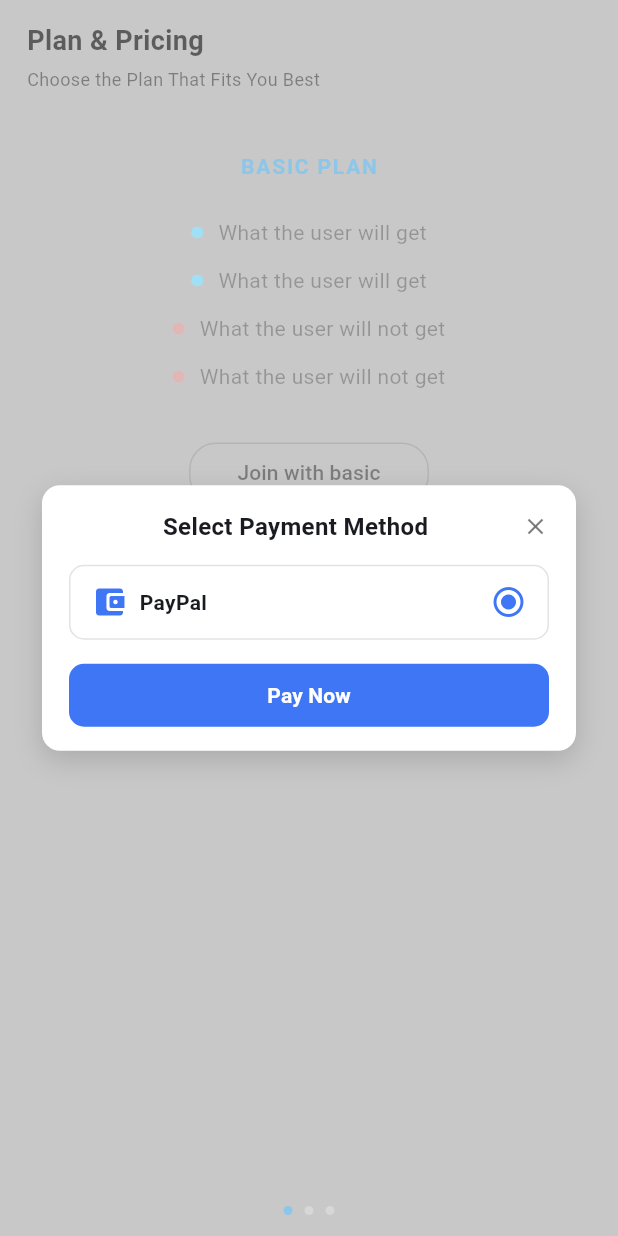
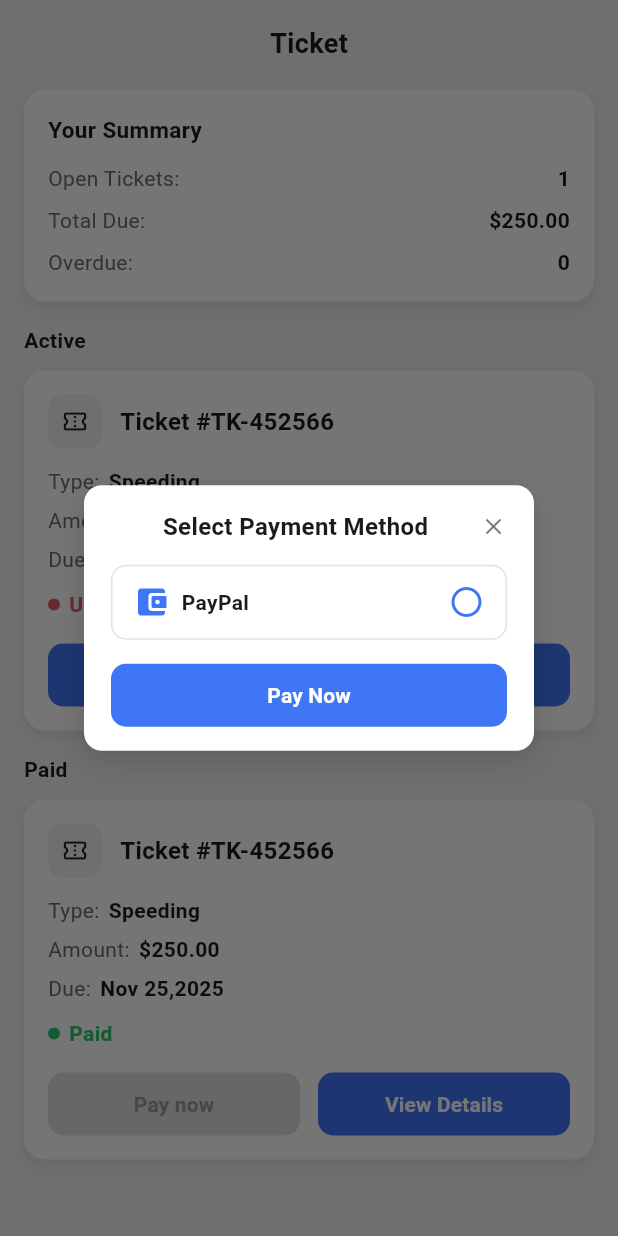
Before and after one commit to MKhalidHossain/bighustle, a Flutter app: the TicketScreen screen opened by its route, after a tap on "Pay now", on a phone screen of 412 x 824 dp. Run offline on Flutter 3.47's test engine with Material 3 defaults, Android fonts, the phone set to English and light mode, and no system bars; our stand-ins replace dartz, dio, flutter_secure_storage, get, image_picker, socket_io_client and 1 more; accounts and stored records are empty.

Commit message:
fix up radio button

```diff
--- a/lib/main.dart
+++ b/lib/main.dart
@@ -110,8 +110,8 @@ class MyApp extends StatelessWidget {
             return MaterialPageRoute(
               builder: (_) => const TicketNotificationScreen(),
             );
-          case AppRoutes.planPricing:
-            return MaterialPageRoute(builder: (_) => const PlanPricingScreen());
+          // case AppRoutes.planPricing:
+          //   return MaterialPageRoute(builder: (_) => const PlanPricingScreen());
           case AppRoutes.planPricingDetails:
             return MaterialPageRoute(
               builder: (_) => const PlanPricingDetailsScreen(),
--- a/lib/moduls/ticket/presentation/screen/plan_pricing_screen.dart
+++ b/lib/moduls/ticket/presentation/screen/plan_pricing_screen.dart
@@ -1,148 +1,148 @@
-import 'package:flutter/material.dart';
+// import 'package:flutter/material.dart';
 
-import '../../../../core/constants/app_routes.dart';
-import '../widget/payment_method_dialog.dart';
+// import '../../../../core/constants/app_routes.dart';
+// import '../widget/payment_method_dialog.dart';
 
-class PlanPricingScreen extends StatefulWidget {
-  const PlanPricingScreen({super.key});
+// class PlanPricingScreen extends StatefulWidget {
+//   const PlanPricingScreen({super.key});
 
-  @override
-  State<PlanPricingScreen> createState() => _PlanPricingScreenState();
-}
+//   @override
+//   State<PlanPricingScreen> createState() => _PlanPricingScreenState();
+// }
 
-class _PlanPricingScreenState extends State<PlanPricingScreen> {
-  bool _paypalSelected = true;
+// class _PlanPricingScreenState extends State<PlanPricingScreen> {
+//   bool _paypalSelected = true;
 
-  @override
-  Widget build(BuildContext context) {
-    return Scaffold(
-      backgroundColor: const Color(0xFFC8C8C8),
-      body: Stack(
-        children: [
-          SafeArea(
-            child: Padding(
-              padding: const EdgeInsets.symmetric(horizontal: 18, vertical: 14),
-              child: Column(
-                crossAxisAlignment: CrossAxisAlignment.start,
-                children: [
-                  const Text(
-                    'Plan & Pricing',
-                    style: TextStyle(fontSize: 18, fontWeight: FontWeight.w600, color: Colors.black54),
-                  ),
-                  const SizedBox(height: 4),
-                  const Text(
-                    'Choose the Plan That Fits You Best',
-                    style: TextStyle(fontSize: 12, color: Colors.black38),
-                  ),
-                  const SizedBox(height: 40),
-                  Expanded(
-                    child: Column(
-                      children: [
-                        const Text(
-                          'BASIC PLAN',
-                          style: TextStyle(
-                            color: Color(0xFF8DC6E9),
-                            fontWeight: FontWeight.w600,
-                            letterSpacing: 1.2,
-                          ),
-                        ),
-                        const SizedBox(height: 18),
-                        const _PlanBullet(text: 'What the user will get', dotColor: Color(0xFF9FE0F5)),
-                        const _PlanBullet(text: 'What the user will get', dotColor: Color(0xFF9FE0F5)),
-                        const _PlanBullet(text: 'What the user will not get', dotColor: Color(0xFFE3B6B6)),
-                        const _PlanBullet(text: 'What the user will not get', dotColor: Color(0xFFE3B6B6)),
-                        const SizedBox(height: 24),
-                        SizedBox(
-                          width: 160,
-                          child: OutlinedButton(
-                            onPressed: () {},
-                            style: OutlinedButton.styleFrom(
-                              side: const BorderSide(color: Color(0xFFB5B5B5)),
-                              foregroundColor: Colors.black38,
-                              shape: RoundedRectangleBorder(
-                                borderRadius: BorderRadius.circular(18),
-                              ),
-                            ),
-                            child: const Text('Join with basic'),
-                          ),
-                        ),
-                        const Spacer(),
-                        Row(
-                          mainAxisAlignment: MainAxisAlignment.center,
-                          children: [
-                            _Dot(isActive: true),
-                            _Dot(isActive: false),
-                            _Dot(isActive: false),
-                          ],
-                        ),
-                      ],
-                    ),
-                  ),
-                ],
-              ),
-            ),
-          ),
-          PaymentMethodDialog(
-            isSelected: _paypalSelected,
-            onSelect: () => setState(() => _paypalSelected = !_paypalSelected),
-            onClose: () {},
-            onPay: () => Navigator.of(context).pushNamed(
-              AppRoutes.planPricingDetails,
-            ),
-          ),
-        ],
-      ),
-    );
-  }
-}
+//   @override
+//   Widget build(BuildContext context) {
+//     return Scaffold(
+//       backgroundColor: const Color(0xFFC8C8C8),
+//       body: Stack(
+//         children: [
+//           SafeArea(
+//             child: Padding(
+//               padding: const EdgeInsets.symmetric(horizontal: 18, vertical: 14),
+//               child: Column(
+//                 crossAxisAlignment: CrossAxisAlignment.start,
+//                 children: [
+//                   const Text(
+//                     'Plan & Pricing',
+//                     style: TextStyle(fontSize: 18, fontWeight: FontWeight.w600, color: Colors.black54),
+//                   ),
+//                   const SizedBox(height: 4),
+//                   const Text(
+//                     'Choose the Plan That Fits You Best',
+//                     style: TextStyle(fontSize: 12, color: Colors.black38),
+//                   ),
+//                   const SizedBox(height: 40),
+//                   Expanded(
+//                     child: Column(
+//                       children: [
+//                         const Text(
+//                           'BASIC PLAN',
+//                           style: TextStyle(
+//                             color: Color(0xFF8DC6E9),
+//                             fontWeight: FontWeight.w600,
+//                             letterSpacing: 1.2,
+//                           ),
+//                         ),
+//                         const SizedBox(height: 18),
+//                         const _PlanBullet(text: 'What the user will get', dotColor: Color(0xFF9FE0F5)),
+//                         const _PlanBullet(text: 'What the user will get', dotColor: Color(0xFF9FE0F5)),
+//                         const _PlanBullet(text: 'What the user will not get', dotColor: Color(0xFFE3B6B6)),
+//                         const _PlanBullet(text: 'What the user will not get', dotColor: Color(0xFFE3B6B6)),
+//                         const SizedBox(height: 24),
+//                         SizedBox(
+//                           width: 160,
+//                           child: OutlinedButton(
+//                             onPressed: () {},
+//                             style: OutlinedButton.styleFrom(
+//                               side: const BorderSide(color: Color(0xFFB5B5B5)),
+//                               foregroundColor: Colors.black38,
+//                               shape: RoundedRectangleBorder(
+//                                 borderRadius: BorderRadius.circular(18),
+//                               ),
+//                             ),
+//                             child: const Text('Join with basic'),
+//                           ),
+//                         ),
+//                         const Spacer(),
+//                         Row(
+//                           mainAxisAlignment: MainAxisAlignment.center,
+//                           children: [
+//                             _Dot(isActive: true),
+//                             _Dot(isActive: false),
+//                             _Dot(isActive: false),
+//                           ],
+//                         ),
+//                       ],
+//                     ),
+//                   ),
+//                 ],
+//               ),
+//             ),
+//           ),
+//           PaymentMethodDialog(
+//             isSelected: _paypalSelected,
+//             onSelect: () => setState(() => _paypalSelected = !_paypalSelected),
+//             onClose: () {},
+//             onPay: () => Navigator.of(context).pushNamed(
+//               AppRoutes.planPricingDetails,
+//             ),
+//           ),
+//         ],
+//       ),
+//     );
+//   }
+// }
 
-class _PlanBullet extends StatelessWidget {
-  final String text;
-  final Color dotColor;
+// class _PlanBullet extends StatelessWidget {
+//   final String text;
+//   final Color dotColor;
 
-  const _PlanBullet({
-    required this.text,
-    required this.dotColor,
-  });
+//   const _PlanBullet({
+//     required this.text,
+//     required this.dotColor,
+//   });
 
-  @override
-  Widget build(BuildContext context) {
-    return Padding(
-      padding: const EdgeInsets.symmetric(vertical: 6),
-      child: Row(
-        mainAxisAlignment: MainAxisAlignment.center,
-        children: [
-          Container(
-            width: 8,
-            height: 8,
-            decoration: BoxDecoration(color: dotColor, shape: BoxShape.circle),
-          ),
-          const SizedBox(width: 10),
-          Text(
-            text,
-            style: const TextStyle(color: Colors.black26),
-          ),
-        ],
-      ),
-    );
-  }
-}
+//   @override
+//   Widget build(BuildContext context) {
+//     return Padding(
+//       padding: const EdgeInsets.symmetric(vertical: 6),
+//       child: Row(
+//         mainAxisAlignment: MainAxisAlignment.center,
+//         children: [
+//           Container(
+//             width: 8,
+//             height: 8,
+//             decoration: BoxDecoration(color: dotColor, shape: BoxShape.circle),
+//           ),
+//           const SizedBox(width: 10),
+//           Text(
+//             text,
+//             style: const TextStyle(color: Colors.black26),
+//           ),
+//         ],
+//       ),
+//     );
+//   }
+// }
 
-class _Dot extends StatelessWidget {
-  final bool isActive;
+// class _Dot extends StatelessWidget {
+//   final bool isActive;
 
-  const _Dot({required this.isActive});
+//   const _Dot({required this.isActive});
 
-  @override
-  Widget build(BuildContext context) {
-    return Container(
-      margin: const EdgeInsets.symmetric(horizontal: 4),
-      width: 6,
-      height: 6,
-      decoration: BoxDecoration(
-        color: isActive ? const Color(0xFF8DC6E9) : const Color(0xFFD7D7D7),
-        shape: BoxShape.circle,
-      ),
-    );
-  }
-}
+//   @override
+//   Widget build(BuildContext context) {
+//     return Container(
+//       margin: const EdgeInsets.symmetric(horizontal: 4),
+//       width: 6,
+//       height: 6,
+//       decoration: BoxDecoration(
+//         color: isActive ? const Color(0xFF8DC6E9) : const Color(0xFFD7D7D7),
+//         shape: BoxShape.circle,
+//       ),
+//     );
+//   }
+// }
--- a/lib/moduls/ticket/presentation/screen/ticket_screen.dart
+++ b/lib/moduls/ticket/presentation/screen/ticket_screen.dart
@@ -1,14 +1,21 @@
 import 'package:flutter/material.dart';
 
 import '../../../../core/constants/app_routes.dart';
+import '../widget/payment_method_dialog.dart';
 import '../widget/ticket_card.dart';
 import '../widget/ticket_summary_card.dart';
 
-class TicketScreen extends StatelessWidget {
+class TicketScreen extends StatefulWidget {
   const TicketScreen({super.key});
 
   @override
+  State<TicketScreen> createState() => _TicketScreenState();
+}
+
+class _TicketScreenState extends State<TicketScreen> {
+  @override
   Widget build(BuildContext context) {
+    bool _isPaypalselected = false;
     return Scaffold(
       backgroundColor: const Color(0xFFF2F2F2),
       body: SafeArea(
@@ -39,12 +46,39 @@ class TicketScreen extends StatelessWidget {
               type: 'Speeding',
               amount: r'$250.00',
               dueDate: 'Nov 25,2025',
-              onPayNow: () => Navigator.of(context).pushNamed(
-                AppRoutes.planPricing,
+              onPayNow: () => showDialog(
+                context: context,
+                barrierDismissible: true,
+                builder: (dialogContext) {
+                  bool selected = _isPaypalselected;
+                  return StatefulBuilder(
+                    builder: (context,setDialogState){
+                      return PaymentMethodDialog(
+                     // local state for dialog UI
+                    isSelected: _isPaypalselected,
+
+                    onSelectChanged: (val) {
+                      _isPaypalselected = val;
+                      // setDialogState(() => _isPaypalselected = !_isPaypalselected);
+                      setState(() => _isPaypalselected = !_isPaypalselected);
+                    },
+
+                    onClose: () => Navigator.of(context).pop(dialogContext),
+                    onPay: () => Navigator.of(
+                      context,
+                    ).pushNamed(AppRoutes.planPricingDetails),
+                                    );
+                    },
+
+                  );
+                }
               ),
-              onViewDetails: () => Navigator.of(context).pushNamed(
-                AppRoutes.ticketDetails,
-              ),
+
+              // Navigator.of(context).pushNamed(
+              //   AppRoutes.planPricing,
+              // ),
+              onViewDetails: () =>
+                  Navigator.of(context).pushNamed(AppRoutes.ticketDetails),
             ),
             const SizedBox(height: 16),
             const Text(
@@ -58,9 +92,8 @@ class TicketScreen extends StatelessWidget {
               amount: r'$250.00',
               dueDate: 'Nov 25,2025',
               isPaid: true,
-              onViewDetails: () => Navigator.of(context).pushNamed(
-                AppRoutes.ticketDetails,
-              ),
+              onViewDetails: () =>
+                  Navigator.of(context).pushNamed(AppRoutes.ticketDetails),
             ),
           ],
         ),
--- a/lib/moduls/ticket/presentation/widget/payment_method_dialog.dart
+++ b/lib/moduls/ticket/presentation/widget/payment_method_dialog.dart
@@ -1,24 +1,120 @@
+// import 'package:flutter/material.dart';
+
+// import 'ticket_action_button.dart';
+
+// class PaymentMethodDialog extends StatefulWidget {
+//   final bool? isSelected; // nullable support
+//   final VoidCallback? onClose;
+//   final ValueChanged<bool>? onSelectChanged;
+//   final VoidCallback? onPay;
+
+//   const PaymentMethodDialog({
+//     super.key,
+//     this.isSelected,
+//     this.onClose,
+//     this.onSelectChanged,
+//     this.onPay,
+//   });
+
+//   @override
+//   State<PaymentMethodDialog> createState() => _PaymentMethodDialogState();
+// }
+
+// class _PaymentMethodDialogState extends State<PaymentMethodDialog> {
+//   late bool selected;
+
+//   @override
+//   void initState() {
+//     super.initState();
+//     selected = widget.isSelected ?? false;
+//   }
+
+//   @override
+//   Widget build(BuildContext context) {
+//     return Dialog(
+//       backgroundColor: Colors.transparent,
+//       insetPadding: const EdgeInsets.symmetric(horizontal: 28),
+//       child: Container(
+//         padding: const EdgeInsets.symmetric(horizontal: 18, vertical: 16),
+//         decoration: BoxDecoration(
+//           color: Colors.white,
+//           borderRadius: BorderRadius.circular(12),
+//         ),
+//         child: Column(
+//           mainAxisSize: MainAxisSize.min,
+//           children: [
+//             InkWell(
+//               onTap: () {
+//                 setState(() => selected = !selected);
+//                 widget.onSelectChanged?.call(selected);
+//               },
+//               child: Row(
+//                 children: [
+//                   const Text('PayPal'),
+//                   const Spacer(),
+//                   Icon(
+//                     selected
+//                         ? Icons.radio_button_checked
+//                         : Icons.radio_button_off,
+//                   ),
+//                 ],
+//               ),
+//             ),
+//             const SizedBox(height: 16),
+//             SizedBox(
+//               width: double.infinity,
+//               child: TicketActionButton(
+//                 label: 'Pay Now',
+//                 onPressed: widget.onPay,
+//               ),
+//             ),
+//           ],
+//         ),
+//       ),
+//     );
+//   }
+// }
+
+
+
 import 'package:flutter/material.dart';
 
 import 'ticket_action_button.dart';
 
-class PaymentMethodDialog extends StatelessWidget {
-  final bool isSelected;
+class PaymentMethodDialog extends StatefulWidget {
+  final bool?isSelected;
   final VoidCallback? onClose;
-  final VoidCallback? onSelect;
+  final ValueChanged<bool>? onSelectChanged;
   final VoidCallback? onPay;
 
   const PaymentMethodDialog({
     super.key,
     this.isSelected = true,
     this.onClose,
-    this.onSelect,
+    this.onSelectChanged,
     this.onPay,
   });
 
   @override
+  State<PaymentMethodDialog> createState() => _PaymentMethodDialogState();
+}
+
+class _PaymentMethodDialogState extends State<PaymentMethodDialog> {
+
+
+  late bool selected;
+
+  @override
+  void initState() {
+    super.initState();
+    selected = widget.isSelected ?? false;
+  }
+
+  @override
   Widget build(BuildContext context) {
-    return Center(
+    return Dialog(
+      backgroundColor:  Colors.transparent,
+      insetPadding: const EdgeInsets.symmetric(horizontal: 28),
       child: Container(
         margin: const EdgeInsets.symmetric(horizontal: 28),
         padding: const EdgeInsets.symmetric(horizontal: 18, vertical: 16),
@@ -45,14 +141,17 @@ class PaymentMethodDialog extends StatelessWidget {
                 ),
                 const Spacer(),
                 InkWell(
-                  onTap: onClose,
+                  onTap: widget.onClose,
                   child: const Icon(Icons.close, size: 18, color: Colors.black54),
                 ),
               ],
             ),
             const SizedBox(height: 14),
             InkWell(
-              onTap: onSelect,
+                  onTap: () {
+                setState(() => selected = !selected);
+                widget.onSelectChanged?.call(selected);
+              },
               child: Container(
                 padding: const EdgeInsets.symmetric(horizontal: 14, vertical: 12),
                 decoration: BoxDecoration(
@@ -70,7 +169,7 @@ class PaymentMethodDialog extends StatelessWidget {
                     ),
                     const Spacer(),
                     Icon(
-                      isSelected ? Icons.radio_button_checked : Icons.radio_button_off,
+                      selected   ? Icons.radio_button_checked : Icons.radio_button_off,
                       color: const Color(0xFF3F76F6),
                     ),
                   ],
@@ -82,7 +181,7 @@ class PaymentMethodDialog extends StatelessWidget {
               width: double.infinity,
               child: TicketActionButton(
                 label: 'Pay Now',
-                onPressed: onPay,
+                onPressed: widget.onPay,
               ),
             ),
           ],
```
